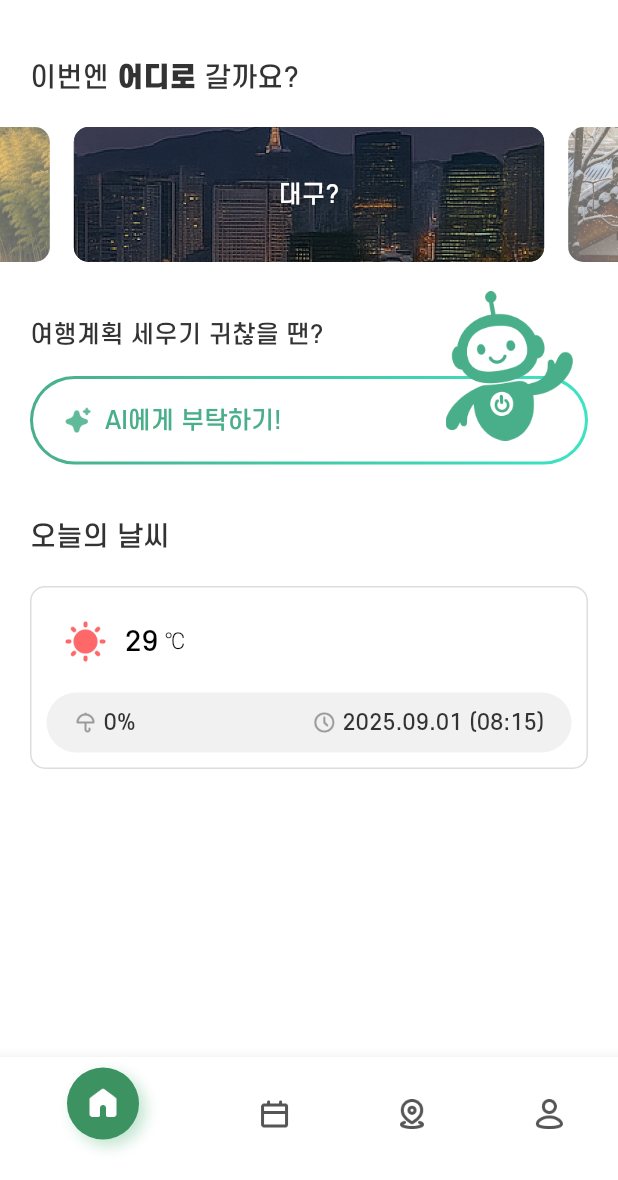
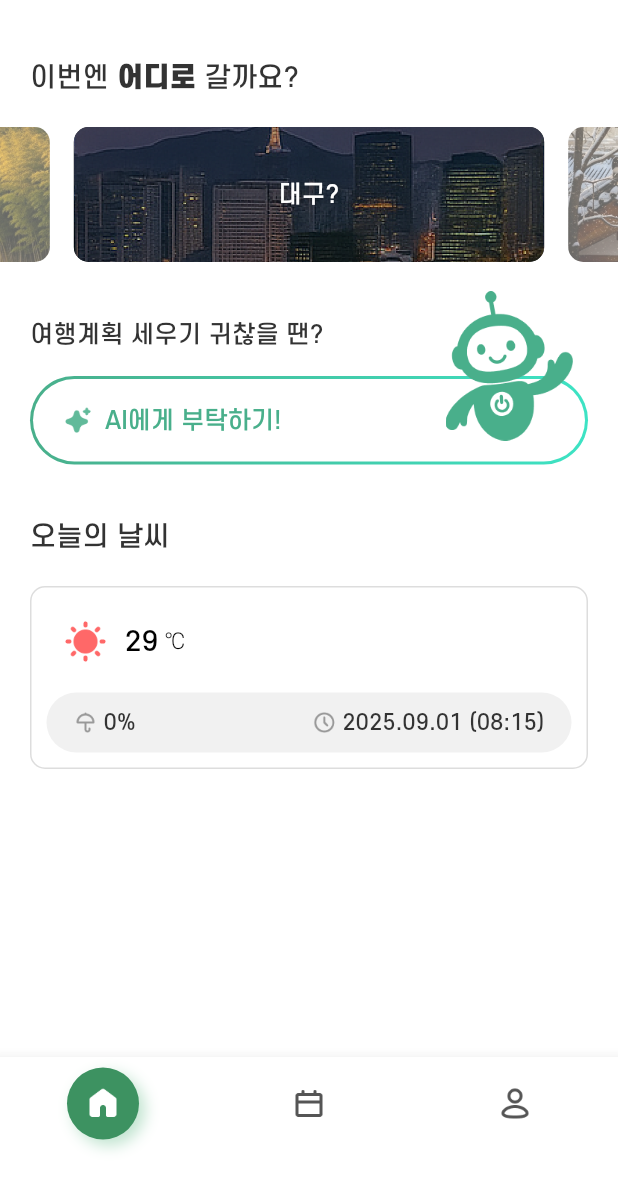
Before and after one commit to moong414/project_kotrip, a Flutter app: the screen it shows once a user with an empty profile is signed in, on a phone screen of 412 x 824 dp, the part 56-1236 px from its top. Run offline on Flutter 3.47's test engine with Material 3 defaults, Android fonts, the phone set to English and light mode, and no system bars; drawn by our look-alikes of carousel_slider; our stand-ins replace cloud_firestore, dio, firebase_auth, firebase_core, flutter_dotenv, flutter_riverpod and 5 more; accounts and stored records are empty; generated files the repository leaves out were written again.

Commit message:
feat: 삭제 후 원래페이지로 이동, 마이페이지의 계획보기에서 수정삭제 버튼 ...버튼안에 숨김

```diff
--- a/lib/core/widgets/app_bt_navi.dart
+++ b/lib/core/widgets/app_bt_navi.dart
@@ -34,7 +34,7 @@ class _AppBtNaviState extends State<AppBtNavi> {
     pages = [
       HomePage(),
       PlanIntroPage(title: widget.title),
-      PlacePage(),
+      // PlacePage(),
       MyPage(),
     ];
   }
@@ -99,19 +99,19 @@ class _AppBtNaviState extends State<AppBtNavi> {
             ),
             label: '',
           ),
-          BottomNavigationBarItem(
-            icon: Image.asset(
-              'assets/images/icon_menu_location.png',
-              width: 24,
-              height: 24,
-            ),
-            activeIcon: Image.asset(
-              'assets/images/icon_menu_location_on.png',
-              width: 24,
-              height: 24,
-            ),
-            label: '',
-          ),
+          // BottomNavigationBarItem(
+          //   icon: Image.asset(
+          //     'assets/images/icon_menu_location.png',
+          //     width: 24,
+          //     height: 24,
+          //   ),
+          //   activeIcon: Image.asset(
+          //     'assets/images/icon_menu_location_on.png',
+          //     width: 24,
+          //     height: 24,
+          //   ),
+          //   label: '',
+          // ),
           BottomNavigationBarItem(
             icon: Image.asset(
               'assets/images/icon_menu_my.png',
--- a/lib/pages/home/home_page.dart
+++ b/lib/pages/home/home_page.dart
@@ -47,17 +47,13 @@ class _HomePageState extends State<HomePage> {
         HomePhotoSlide(),
         AiBtn(),
         // PhotoListview(boldTitle: '이런곳', title: '은 어떨까요?', code: code),
-        // Padding(
-        //   padding: const EdgeInsets.all(20),
-        //   child: Row(
-        //     children: [
-        //       Text('오늘의 날씨', style: AppTxtSt.titleSt),
-        //     ],
-        //   ),
-        // ),
         Padding(
           padding: const EdgeInsets.all(20),
-          child: Text('오늘의 날씨', style: AppTxtSt.titleSt),
+          child: Row(
+            children: [
+              Text('오늘의 날씨', style: AppTxtSt.titleSt),
+            ],
+          ),
         ),
         WeatherWidget(),
       ],
--- a/lib/pages/my/widgets/show_address_dialog.dart
+++ b/lib/pages/my/widgets/show_address_dialog.dart
@@ -39,8 +39,6 @@ Future<String?> showAddressDialog(BuildContext context) async {
                             padding: EdgeInsets.zero,
                             onPressed: (){
                               Navigator.pop(context);
-                              dialogController.dispose();
-                              debounce?.cancel();
                             },
                             icon: const Icon(Icons.close, color: Colors.black, size: 24),
                           ),
--- a/lib/pages/plan/view_model/plan_view_model.dart
+++ b/lib/pages/plan/view_model/plan_view_model.dart
@@ -203,7 +203,7 @@ class PlanViewModel extends Notifier<PlanState> {
   //파이어베이스 현재계획 삭제
   Future<void> deletePlan(String userId, String planId) async {
     await repo.deletePlan(userId, planId);
-    ref.invalidate(myPlanViewModelProvider); // 삭제 후 목록 갱신
+    await ref.read(myPlanViewModelProvider.notifier).loadPlanList(userId);
   }
 
   //계획1개만 불러와서 상태 업데이트
--- a/lib/pages/plan/widgets/plan_top_info.dart
+++ b/lib/pages/plan/widgets/plan_top_info.dart
@@ -15,7 +15,7 @@ class PlanTopInfo extends StatelessWidget {
   final String endDate;
 
   @override
-  Widget build(BuildContext context) {
+  Widget build(BuildContext context,) {
     return Row(
       children: [
         Expanded(child: Text(planState.area, style: AppTxtSt.titleStB, overflow: TextOverflow.ellipsis,)),
```
Also changed, not shown: lib/pages/my/my_plan_detail_view_page.dart (+49 -29 lines).
